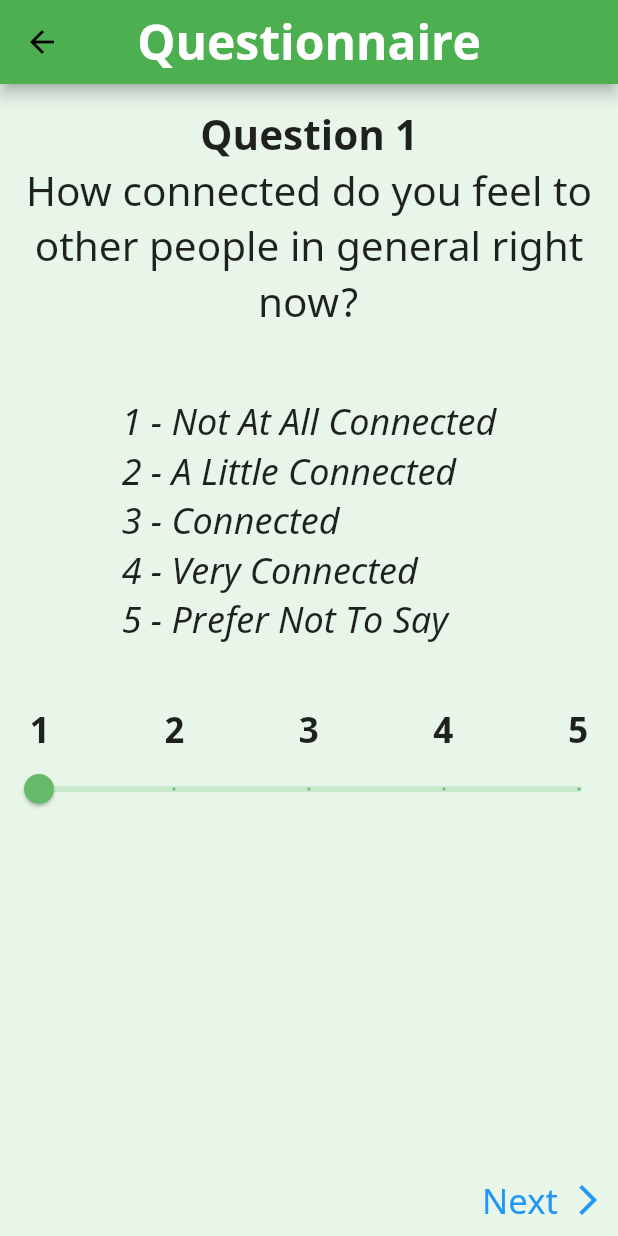
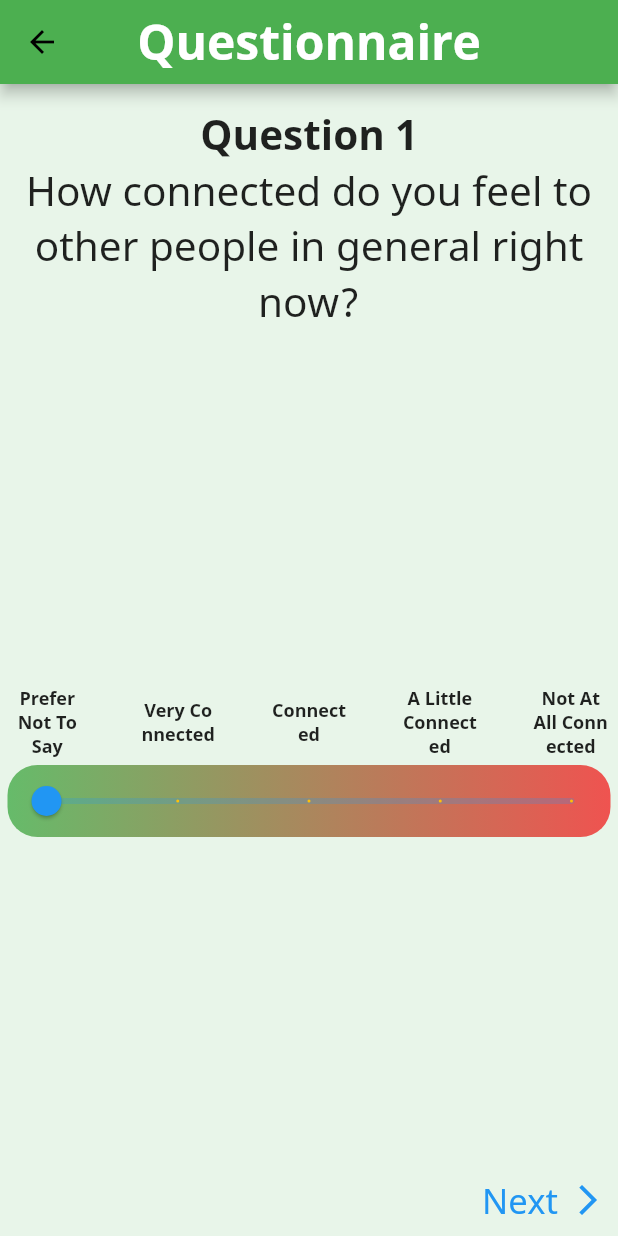
Before and after one commit to hayden-huynh/together-mobile-app, a Flutter app: the QuestionnaireEntryScreen screen opened by its route, on a phone screen of 412 x 824 dp. Run offline on Flutter 3.47's test engine with Material 2 defaults, Android fonts, the phone set to English and light mode, and no system bars; our stand-ins replace firebase_core, firebase_messaging, geolocator, location; accounts and stored records are empty.

Commit message:
Placed answer text above the slider. Gave the slider gradient green to red color

```diff
--- a/lib/models/location_provider.dart
+++ b/lib/models/location_provider.dart
@@ -33,7 +33,7 @@ class LocationProvider with ChangeNotifier {
     );
     this.locationAddress = locationDetails['formatted_address'];
     this.locationName = locationDetails['name'];
-    print('Address: ${this.locationAddress} - Name: ${this.locationName}\n');
+    // print('Address: ${this.locationAddress} - Name: ${this.locationName}\n');
     notifyListeners();
   }
 
--- a/lib/models/questionnaire_entry_provider.dart
+++ b/lib/models/questionnaire_entry_provider.dart
@@ -25,56 +25,56 @@ class QuestionnaireEntryProvider with ChangeNotifier {
       'I feel good right now?',
       QuestionType.MultipleChoice,
       [
+        Answer(answerText: 'Strongly Agree'),
+        Answer(answerText: 'Agree'),
+        Answer(answerText: 'Neither Agree nor Disagree'),
+        Answer(answerText: 'Disagree'),
         Answer(answerText: 'Strong Disagree'),
-        Answer(answerText: 'Disagree'),
-        Answer(answerText: 'Neither Agree nor Disagree'),
-        Answer(answerText: 'Agree'),
-        Answer(answerText: 'Strongly Agree'),
       ],
     ),
     QuestionnaireEntry(
       'How connected do you feel to other people in general right now?',
       QuestionType.MultipleChoice,
       [
+        Answer(answerText: 'Prefer Not To Say'),
+        Answer(answerText: 'Very Connected'),
+        Answer(answerText: 'Connected'),
+        Answer(answerText: 'A Little Connected'),
         Answer(answerText: 'Not At All Connected'),
-        Answer(answerText: 'A Little Connected'),
-        Answer(answerText: 'Connected'),
-        Answer(answerText: 'Very Connected'),
-        Answer(answerText: 'Prefer Not To Say'),
       ],
     ),
     QuestionnaireEntry(
       'Do you feel lonely right now?',
       QuestionType.MultipleChoice,
       [
+        Answer(answerText: 'Prefer Not To Say'),
+        Answer(answerText: 'Not At All Lonely'),
+        Answer(answerText: 'A Little Lonely'),
+        Answer(answerText: 'Lonely'),
         Answer(answerText: 'Very lonely'),
-        Answer(answerText: 'Lonely'),
-        Answer(answerText: 'A Little Lonely'),
-        Answer(answerText: 'Not At All Lonely'),
-        Answer(answerText: 'Prefer Not To Say'),
       ],
     ),
     QuestionnaireEntry(
       'How would you rate your learning capacity right now?',
       QuestionType.MultipleChoice,
       [
+        Answer(answerText: 'Prefer Not To Say'),
+        Answer(answerText: 'Really Good'),
+        Answer(answerText: 'OK'),
+        Answer(answerText: 'Not Great'),
         Answer(answerText: 'Poor'),
-        Answer(answerText: 'Not Great'),
-        Answer(answerText: 'OK'),
-        Answer(answerText: 'Really Good'),
-        Answer(answerText: 'Prefer Not To Say'),
       ],
     ),
     QuestionnaireEntry(
       'Assuming there are some people nearby, how connected do you feel to those people right now?',
       QuestionType.MultipleChoice,
       [
+        Answer(answerText: 'N/A'),
+        Answer(answerText: 'Prefer Not To Say'),
+        Answer(answerText: 'Very Connected'),
+        Answer(answerText: 'Connected'),
+        Answer(answerText: 'A Little Connected'),
         Answer(answerText: 'Not At All Connected'),
-        Answer(answerText: 'A Little Connected'),
-        Answer(answerText: 'Connected'),
-        Answer(answerText: 'Very Connected'),
-        Answer(answerText: 'Prefer Not To Say'),
-        Answer(answerText: 'N/A'),
       ],
     ),
     QuestionnaireEntry(
--- a/lib/utilities/location_request_alert.dart
+++ b/lib/utilities/location_request_alert.dart
@@ -13,7 +13,7 @@ Future<void> showLocationAlert(BuildContext context) async {
   );
 
   if (locationServiceEnabled && permission == LocationPermission.always) {
-    locationProvider.setUpLocationStream();
+    // locationProvider.setUpLocationStream();
   } else {
     AlertDialog locationAlert = AlertDialog(
       title: Text(
@@ -47,7 +47,7 @@ Future<void> showLocationAlert(BuildContext context) async {
             Navigator.of(context).pop();
             await locationProvider.enableLocationServices();
             await locationProvider.askForLocationPermission();
-            locationProvider.setUpLocationStream();
+            // locationProvider.setUpLocationStream();
           },
           child: Text(
             'OK',
--- a/lib/widgets/answer_multiple_choices.dart
+++ b/lib/widgets/answer_multiple_choices.dart
@@ -21,56 +21,63 @@ class _AnswerMultipleChoicesState extends State<AnswerMultipleChoices> {
     int index = widget.answers.indexWhere((ans) => ans.isSelected);
     double _currentSliderValue = index == -1 ? 0 : index * 1.0;
 
-    return SingleChildScrollView(
-      child: Column(
+    return Column(
+      mainAxisAlignment: MainAxisAlignment.center,
       children: [
-          SizedBox(
-            height: 30,
+        Padding(
+          padding: const EdgeInsets.symmetric(
+            horizontal: 5.0,
+            vertical: 5.0,
           ),
-          Column(
-            crossAxisAlignment: CrossAxisAlignment.start,
-            children: List.generate(
-              widget.answers.length,
-              (idx) => Text(
-                '${idx + 1} - ${widget.answers[idx].answerText}',
-                style: TextStyle(
-                  fontSize: 24,
-                  fontStyle: FontStyle.italic,
-                ),
-              ),
-            ),
-          ),
-          SizedBox(
-            height: 40,
-          ),
-          Padding(
-            padding: const EdgeInsets.symmetric(horizontal: 20.0),
           child: Row(
             mainAxisAlignment: MainAxisAlignment.spaceBetween,
             children: List.generate(
               widget.answers.length,
-                (index) => Text(
-                  '${index + 1}',
+              (idx) => Container(
+                width: 53,
+                child: Text(
+                  '${widget.answers[idx].answerText}',
                   style: TextStyle(
-                    fontSize: 24,
+                    fontSize: 12,
                     fontWeight: FontWeight.bold,
+                  ),
+                  softWrap: true,
+                  textAlign: TextAlign.center,
                 ),
               ),
             ),
           ),
         ),
-          SliderTheme(
+        Container(
+          margin: EdgeInsets.symmetric(horizontal: 5),
+          decoration: BoxDecoration(
+            borderRadius: BorderRadius.circular(20),
+            gradient: LinearGradient(
+              colors: [
+                Colors.green.shade400,
+                Colors.red.shade400,
+              ],
+              begin: Alignment.centerLeft,
+              end: Alignment.centerRight,
+            ),
+          ),
+          child: SliderTheme(
             data: SliderThemeData(
-              thumbColor: Theme.of(context).primaryColor,
-              activeTrackColor:
-                  Theme.of(context).primaryColor.withOpacity(0.24),
+              thumbColor: Theme.of(context).accentColor,
+              activeTrackColor: Theme.of(context).accentColor.withOpacity(0.24),
               inactiveTrackColor:
-                  Theme.of(context).primaryColor.withOpacity(0.24),
-              activeTickMarkColor: Theme.of(context).primaryColor,
-              inactiveTickMarkColor: Theme.of(context).primaryColor,
+                  Theme.of(context).accentColor.withOpacity(0.24),
+              activeTickMarkColor: Colors.amber,
+              inactiveTickMarkColor: Colors.amber,
+              valueIndicatorColor: Theme.of(context).accentColor,
+              valueIndicatorTextStyle: TextStyle(
+                fontWeight: FontWeight.bold,
+                fontSize: 20,
+              ),
             ),
             child: Slider(
               value: _currentSliderValue,
+              label: widget.answers[_currentSliderValue.toInt()].answerText,
               min: 0,
               max: widget.answers.length.toDouble() - 1,
               divisions: widget.answers.length - 1,
@@ -81,9 +88,9 @@ class _AnswerMultipleChoicesState extends State<AnswerMultipleChoices> {
                 });
               },
             ),
+          ),
         )
       ],
-      ),
     );
   }
 }
```
Lines whose indentation alone changed are shown as unchanged.
